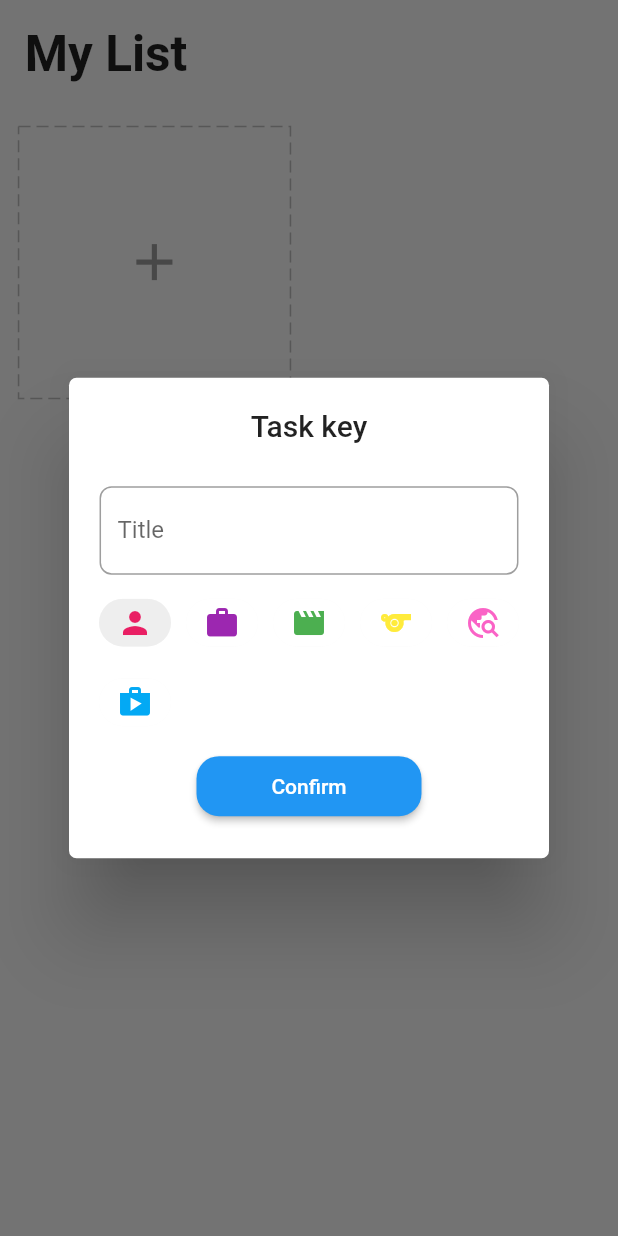
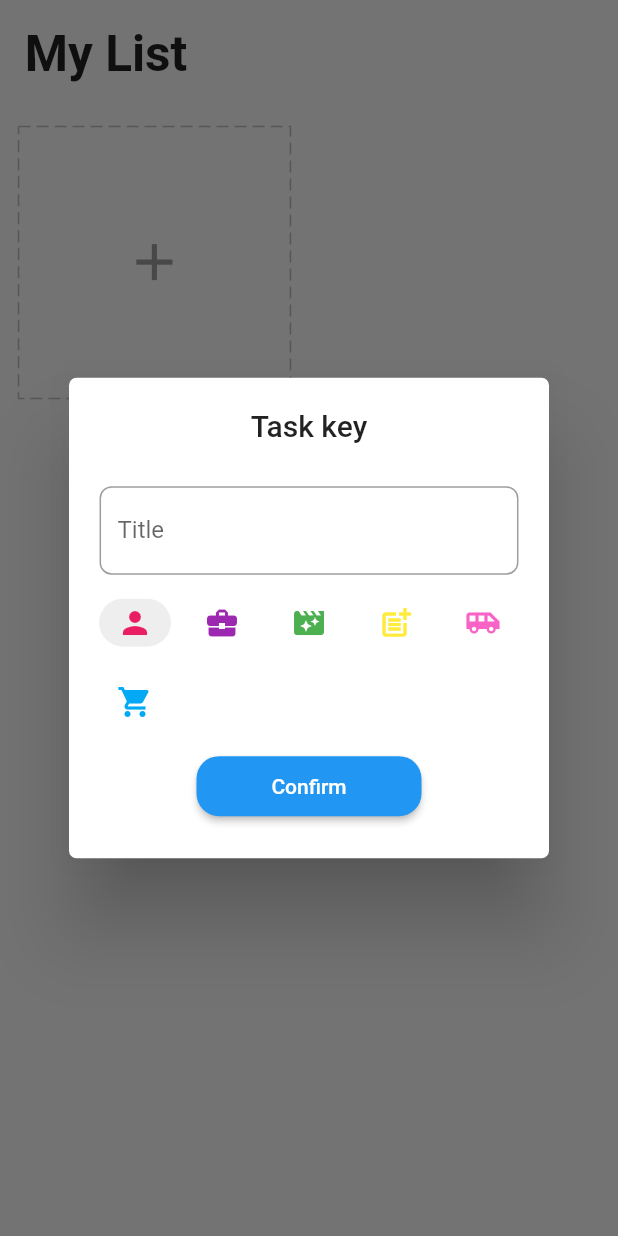
Before and after one commit to MahmoodHashem/todo_getx, a Flutter app: the screen it shows after launch, after a tap on the "add" icon, on a phone screen of 412 x 824 dp. Run offline on Flutter 3.47's test engine with Material 2 defaults, Android fonts, the phone set to English and light mode, and no system bars; drawn by our look-alikes of dotted_border; our stand-ins replace equatable, flutter_easyloading, get, get_storage, step_progress_indicator; missing offline and left inert: dart:html.

Commit message:
Add the Task Card
I created the app more functional where the user can add a task group, in this section i notice that when you want to use the icon code you should also sepcify the font family to MaterialIcons

```diff
--- a/lib/app/modules/home/controller.dart
+++ b/lib/app/modules/home/controller.dart
@@ -13,7 +13,7 @@ class HomeController extends GetxController{
   HomeController({required this.taskRepository});
 
 
-  final tasks = [].obs;
+  List<Task> tasks = <Task>[].obs;
   final formKey = GlobalKey<FormState>();
   final editCtrl = TextEditingController();
   final choiceIndex = 0.obs;
@@ -22,7 +22,7 @@ class HomeController extends GetxController{
   void onInit() {
     super.onInit();
     tasks.assignAll(taskRepository.read());
-    ever(tasks, (callback) => taskRepository.write(tasks as List<Task>));
+    ever(tasks as RxInterface<Object?>, (callback) => taskRepository.write(tasks));
 
   }
 
--- a/lib/app/modules/home/view.dart
+++ b/lib/app/modules/home/view.dart
@@ -4,10 +4,14 @@ import 'dart:html';
 import 'package:flutter/material.dart';
 import 'package:get/get.dart';
 import 'package:todo_getx/app/core/utils/extensions.dart';
+import 'package:todo_getx/app/core/utils/values/color.dart';
 import 'package:todo_getx/app/data/service/storage/service.dart';
 import 'package:todo_getx/app/modules/home/controller.dart';
 import 'package:todo_getx/app/core/utils/extensions.dart';
 import 'package:todo_getx/app/modules/home/widgets/add_card.dart';
+import 'package:todo_getx/app/modules/home/widgets/task_card.dart';
+
+import '../../data/model/task.dart';
 
 class HomePage extends GetView<HomeController> {
   const HomePage({Key? key}) : super(key: key);
@@ -28,13 +32,15 @@ class HomePage extends GetView<HomeController> {
                 ),
               ),
 
-              GridView.count(
+              Obx(()=> GridView.count(
                   shrinkWrap: true,
                     physics: const ClampingScrollPhysics(),
                     crossAxisCount: 2,
                   children: [
+                    ...controller.tasks.map((element) => TaskCard(task: element)).toList(),
                     AddCard()
                   ],
+                ),
               )
 
             ],
--- a/lib/app/widgets/icons.dart
+++ b/lib/app/widgets/icons.dart
@@ -4,12 +4,12 @@ import 'package:todo_getx/app/core/utils/values/color.dart';
 import 'package:todo_getx/app/core/utils/values/icons.dart';
 
 
-List<Icon> get getIcons => const [
-      Icon(personIcon, color: pink),
-      Icon(workIcon, color: purple),
-      Icon(movieIcon, color: green),
-      Icon(sportIcon, color: yellow),
-      Icon(travelIcon, color: deepPink),
-      Icon(shopIcon, color:lightBlue),
+List<Icon> get getIcons =>  const [
+      Icon(IconData(personIcon, fontFamily: 'MaterialIcons'),color: pink),
+      Icon(IconData(workIcon, fontFamily: 'MaterialIcons'), color: purple),
+      Icon(IconData(movieIcon, fontFamily: 'MaterialIcons'), color: green),
+      Icon(IconData(sportIcon, fontFamily: 'MaterialIcons'), color: yellow),
+      Icon(IconData(travelIcon, fontFamily: 'MaterialIcons'), color: deepPink),
+      Icon(IconData(shopIcon, fontFamily: 'MaterialIcons'), color:lightBlue),
 
 ];
--- a/pubspec.yaml
+++ b/pubspec.yaml
@@ -35,6 +35,7 @@ dependencies:
   flutter_easyloading: ^3.0.5
   get_storage: ^2.1.1
   dotted_border:
+  step_progress_indicator:
 
   # The following adds the Cupertino Icons font to your application.
   # Use with the CupertinoIcons class for iOS style icons.
```
Also changed, not shown: lib/app/core/utils/values/icons.dart (+6 -6 lines), lib/app/modules/home/widgets/task_card.dart (added, +78 -0 lines), pubspec.lock. Lines whose indentation alone changed are shown as unchanged.
